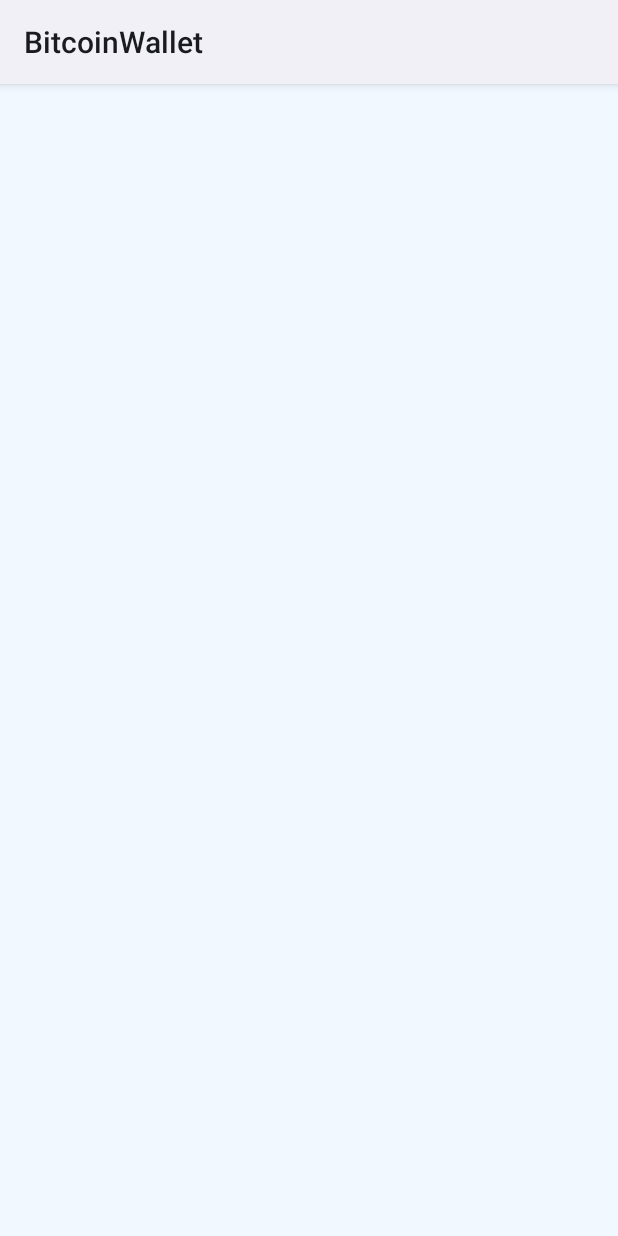
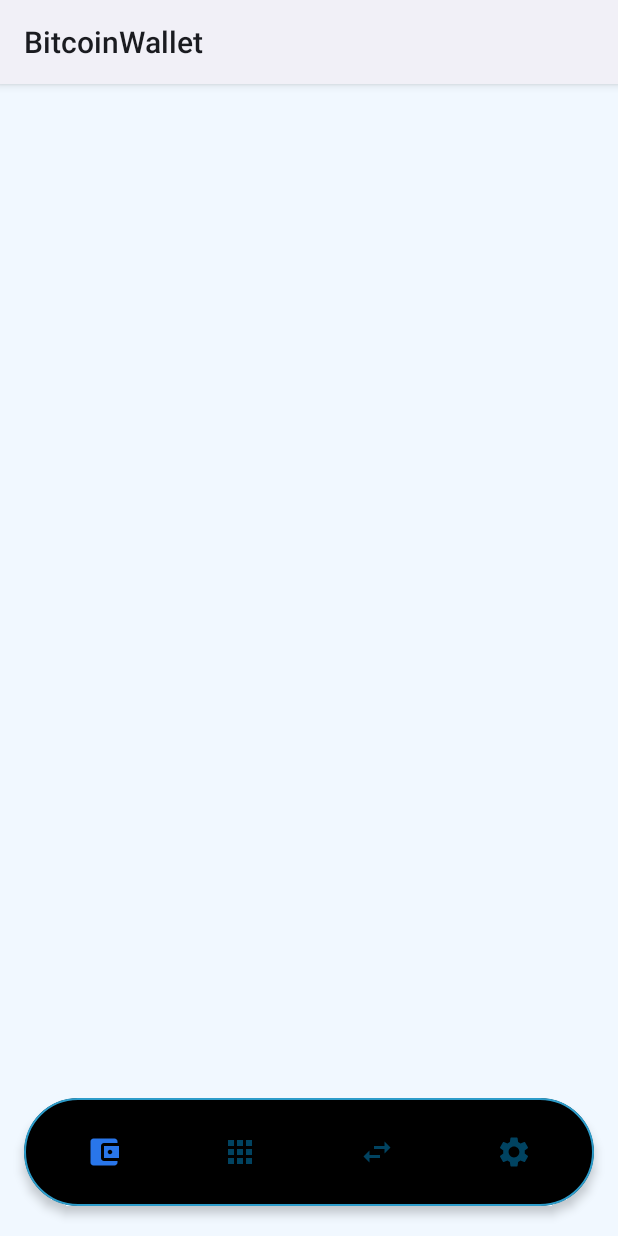
Before and after one commit to DenielGrin/crypto_wallet, an Android app built with Jetpack Compose: the screen it shows after launch (MainActivity), on a phone screen of 412 x 824 dp. Run offline under Robolectric (Android 15) with nearby library versions, the phone set to English and light mode, and no system bars.

Commit message:
feat: added bottom bar navigation

```diff
--- a/app/src/main/java/com/degrin/bitcoinwallet/MainActivity.kt
+++ b/app/src/main/java/com/degrin/bitcoinwallet/MainActivity.kt
@@ -1,10 +1,12 @@
 package com.degrin.bitcoinwallet
 
+import android.content.res.Configuration.UI_MODE_NIGHT_YES
 import android.os.Bundle
 import androidx.activity.ComponentActivity
 import androidx.activity.compose.setContent
 import androidx.activity.enableEdgeToEdge
 import androidx.compose.foundation.layout.Box
+import androidx.compose.foundation.layout.fillMaxSize
 import androidx.compose.foundation.layout.imePadding
 import androidx.compose.foundation.layout.navigationBarsPadding
 import androidx.compose.foundation.layout.padding
@@ -12,7 +14,9 @@ import androidx.compose.foundation.layout.statusBarsPadding
 import androidx.compose.material3.MaterialTheme
 import androidx.compose.material3.Scaffold
 import androidx.compose.runtime.Composable
+import androidx.compose.ui.Alignment
 import androidx.compose.ui.Modifier
+import androidx.compose.ui.tooling.preview.Preview
 import androidx.core.splashscreen.SplashScreen.Companion.installSplashScreen
 import androidx.navigation.NavHostController
 import androidx.navigation.compose.NavHost
@@ -21,6 +25,7 @@ import androidx.navigation.compose.rememberNavController
 import com.degrin.bitcoinwallet.core.navigation.data.Screens
 import com.degrin.bitcoinwallet.feature.transactions.presentation.screen.TransactionScreen
 import com.degrin.bitcoinwallet.ui.theme.AppTheme
+import com.degrin.bitcoinwallet.ui.view.bottomBar.BottomBarContent
 
 class MainActivity : ComponentActivity() {
     override fun onCreate(savedInstanceState: Bundle?) {
@@ -43,10 +48,12 @@ private fun Content() {
                 .imePadding()
                 .navigationBarsPadding()
                 .statusBarsPadding(),
-            containerColor = MaterialTheme.colorScheme.primary
+            containerColor = MaterialTheme.colorScheme.primary,
         ) {
             Box(
-                modifier = Modifier.padding(it),
+                modifier = Modifier
+                    .fillMaxSize()
+                    .padding(it),
             ) {
                 NavHost(
                     navController = navController,
@@ -64,7 +71,24 @@ private fun Content() {
                         }
                     }
                 }
+                Box(
+                    modifier = Modifier.align(Alignment.BottomCenter)
+                ) {
+                    BottomBarContent(
+                        navController = navController,
+                        modifier = Modifier.align(Alignment.BottomCenter),
+                    )
+                }
             }
         }
     }
 }
+
+@Preview(showBackground = true)
+@Preview(uiMode = UI_MODE_NIGHT_YES, showBackground = true)
+@Composable
+fun Content_Preview() {
+    AppTheme {
+        Content()
+    }
+}
--- /dev/null
+++ b/app/src/main/java/com/degrin/bitcoinwallet/ui/view/bottomBar/BottomBarContent.kt
@@ -0,0 +1,168 @@
+package com.degrin.bitcoinwallet.ui.view.bottomBar
+
+import android.app.Activity
+import android.content.res.Configuration.UI_MODE_NIGHT_YES
+import android.widget.Toast
+import androidx.activity.OnBackPressedCallback
+import androidx.activity.compose.LocalOnBackPressedDispatcherOwner
+import androidx.compose.foundation.background
+import androidx.compose.foundation.border
+import androidx.compose.foundation.layout.Arrangement
+import androidx.compose.foundation.layout.Box
+import androidx.compose.foundation.layout.Column
+import androidx.compose.foundation.layout.PaddingValues
+import androidx.compose.foundation.layout.Row
+import androidx.compose.foundation.layout.Spacer
+import androidx.compose.foundation.layout.fillMaxWidth
+import androidx.compose.foundation.layout.height
+import androidx.compose.foundation.layout.padding
+import androidx.compose.foundation.layout.width
+import androidx.compose.foundation.shape.RoundedCornerShape
+import androidx.compose.material3.Icon
+import androidx.compose.material3.MaterialTheme
+import androidx.compose.runtime.Composable
+import androidx.compose.runtime.DisposableEffect
+import androidx.compose.runtime.getValue
+import androidx.compose.runtime.remember
+import androidx.compose.ui.Alignment
+import androidx.compose.ui.Modifier
+import androidx.compose.ui.draw.shadow
+import androidx.compose.ui.platform.LocalContext
+import androidx.compose.ui.res.painterResource
+import androidx.compose.ui.res.stringResource
+import androidx.compose.ui.tooling.preview.Preview
+import androidx.compose.ui.unit.dp
+import androidx.navigation.NavHostController
+import androidx.navigation.compose.currentBackStackEntryAsState
+import androidx.navigation.compose.rememberNavController
+import com.degrin.bitcoinwallet.core.navigation.utils.navigateSingleTop
+import com.degrin.bitcoinwallet.core.navigation.utils.navigateToTab
+import com.degrin.bitcoinwallet.core.utils.customRippleClick
+import com.degrin.bitcoinwallet.feature.transactions.presentation.screen.TransactionScreen
+import com.degrin.bitcoinwallet.ui.theme.AppTheme
+
+@Composable
+fun BottomBarContent(
+    navController: NavHostController,
+    modifier: Modifier = Modifier,
+) {
+
+    val navBackStackEntry by navController.currentBackStackEntryAsState()
+    val currentRoute = navBackStackEntry?.destination?.route
+
+    val context = LocalContext.current
+
+    val backPressedDispatcher = LocalOnBackPressedDispatcherOwner.current?.onBackPressedDispatcher
+    val backPressedCallback = remember {
+
+        object : OnBackPressedCallback(true) {
+            private var backPressedOnce = false
+
+            override fun handleOnBackPressed() {
+                val currentScreen = navBackStackEntry?.destination?.route
+                val isDashboard = currentScreen?.contains(TransactionScreen.screenName)
+                when {
+                    currentScreen == null -> {
+                        (context as? Activity)?.finish()
+                    }
+
+                    isDashboard == true -> {
+                        if (backPressedOnce) {
+                            (context as? Activity)?.finish()
+                        } else {
+                            backPressedOnce = true
+                            Toast.makeText(context, "Press back again to exit", Toast.LENGTH_SHORT)
+                                .show()
+                        }
+                    }
+
+                    else -> {
+                        backPressedOnce = false
+                        navController.navigateSingleTop(TransactionScreen.screenName)
+                    }
+                }
+            }
+        }
+    }
+
+    DisposableEffect(Unit) {
+        backPressedDispatcher?.addCallback(backPressedCallback)
+        onDispose { backPressedCallback.remove() }
+    }
+
+    Column(
+        horizontalAlignment = Alignment.CenterHorizontally,
+        verticalArrangement = Arrangement.Center,
+        modifier = modifier
+            .fillMaxWidth()
+            .padding(PaddingValues(horizontal = 16.dp))
+    ) {
+        Row(
+            modifier = Modifier
+                .border(
+                    width = 1.dp,
+                    color = MaterialTheme.colorScheme.primaryContainer,
+                    shape = RoundedCornerShape(size = 40.dp)
+                )
+                .shadow(4.dp, shape = RoundedCornerShape(40.dp))
+                .fillMaxWidth()
+                .height(72.dp)
+                .background(
+                    color = MaterialTheme.colorScheme.onPrimary,
+                    shape = RoundedCornerShape(size = 40.dp)
+                )
+                .padding(horizontal = 12.dp),
+            horizontalArrangement = Arrangement.spacedBy(8.dp),
+            verticalAlignment = Alignment.CenterVertically,
+        ) {
+            listOf(
+                BottomBarItem.TransactionsTab,
+                BottomBarItem.DAppsTab,
+                BottomBarItem.SwapTab,
+                BottomBarItem.SettingsTab,
+            ).forEach { item ->
+                Box(
+                    modifier = Modifier
+                        .width(48.dp)
+                        .height(48.dp)
+                        .customRippleClick(
+                            onClick = {
+                                if (item.screenName != navController.currentBackStackEntry?.destination?.route) {
+                                    navController.navigateToTab(
+                                        item.screenName,
+                                        saveState = true
+                                    )
+                                }
+                            }
+                        )
+                        .weight(1f),
+                    contentAlignment = Alignment.Center
+                ) {
+                    Icon(
+                        modifier = Modifier
+                            .width(24.dp)
+                            .height(24.dp),
+                        painter = painterResource(item.iconId),
+                        contentDescription = stringResource(item.labelId),
+                        tint = when {
+                            currentRoute == item.screenName -> MaterialTheme.colorScheme.surfaceVariant
+                            else -> MaterialTheme.colorScheme.outline
+                        }
+                    )
+                }
+            }
+        }
+        Spacer(modifier = Modifier.height(20.dp))
+    }
+}
+
+@Preview(showBackground = true)
+@Preview(uiMode = UI_MODE_NIGHT_YES, showBackground = true)
+@Composable
+fun BottomBarContent_Preview() {
+    AppTheme {
+        BottomBarContent(
+            navController = rememberNavController()
+        )
+    }
+}
--- /dev/null
+++ b/app/src/main/java/com/degrin/bitcoinwallet/ui/view/bottomBar/BottomBarItem.kt
@@ -0,0 +1,38 @@
+@file:Suppress("Filename", "MatchingDeclarationName")
+
+package com.degrin.bitcoinwallet.ui.view.bottomBar
+
+import com.degrin.bitcoinwallet.R
+import com.degrin.bitcoinwallet.core.navigation.utils.defaultScreenName
+import com.degrin.bitcoinwallet.feature.transactions.presentation.screen.TransactionScreen
+
+sealed class BottomBarItem(
+    val screenName: String,
+    val labelId: Int,
+    val iconId: Int
+) {
+    data object TransactionsTab : BottomBarItem(
+        screenName = TransactionScreen.defaultScreenName(),
+        labelId = R.string.menu_transaction_label,
+        iconId = R.drawable.ic_wallet
+    )
+
+    object DAppsTab : BottomBarItem(
+        screenName = "DAppsTab",
+        labelId = R.string.menu_dapps_label,
+        iconId = R.drawable.ic_apps
+    )
+
+    object SwapTab : BottomBarItem(
+        screenName = "SwapTab",
+        labelId = R.string.menu_swap_label,
+        iconId = R.drawable.ic_swap
+    )
+
+    object SettingsTab : BottomBarItem(
+        screenName = "SettingsTab",
+        labelId = R.string.menu_settings_label,
+        iconId = R.drawable.ic_settings
+    )
+
+}
--- /dev/null
+++ b/app/src/main/res/drawable/ic_apps.xml
@@ -0,0 +1,5 @@
+<vector xmlns:android="http://schemas.android.com/apk/res/android" android:height="24dp" android:tint="#000000" android:viewportHeight="24" android:viewportWidth="24" android:width="24dp">
+
+    <path android:fillColor="@android:color/white" android:pathData="M4,8h4L8,4L4,4v4zM10,20h4v-4h-4v4zM4,20h4v-4L4,16v4zM4,14h4v-4L4,10v4zM10,14h4v-4h-4v4zM16,4v4h4L20,4h-4zM10,8h4L14,4h-4v4zM16,14h4v-4h-4v4zM16,20h4v-4h-4v4z"/>
+
+</vector>
--- /dev/null
+++ b/app/src/main/res/drawable/ic_settings.xml
@@ -0,0 +1,5 @@
+<vector xmlns:android="http://schemas.android.com/apk/res/android" android:height="24dp" android:tint="#000000" android:viewportHeight="24" android:viewportWidth="24" android:width="24dp">
+
+    <path android:fillColor="@android:color/white" android:pathData="M19.14,12.94c0.04,-0.3 0.06,-0.61 0.06,-0.94c0,-0.32 -0.02,-0.64 -0.07,-0.94l2.03,-1.58c0.18,-0.14 0.23,-0.41 0.12,-0.61l-1.92,-3.32c-0.12,-0.22 -0.37,-0.29 -0.59,-0.22l-2.39,0.96c-0.5,-0.38 -1.03,-0.7 -1.62,-0.94L14.4,2.81c-0.04,-0.24 -0.24,-0.41 -0.48,-0.41h-3.84c-0.24,0 -0.43,0.17 -0.47,0.41L9.25,5.35C8.66,5.59 8.12,5.92 7.63,6.29L5.24,5.33c-0.22,-0.08 -0.47,0 -0.59,0.22L2.74,8.87C2.62,9.08 2.66,9.34 2.86,9.48l2.03,1.58C4.84,11.36 4.8,11.69 4.8,12s0.02,0.64 0.07,0.94l-2.03,1.58c-0.18,0.14 -0.23,0.41 -0.12,0.61l1.92,3.32c0.12,0.22 0.37,0.29 0.59,0.22l2.39,-0.96c0.5,0.38 1.03,0.7 1.62,0.94l0.36,2.54c0.05,0.24 0.24,0.41 0.48,0.41h3.84c0.24,0 0.44,-0.17 0.47,-0.41l0.36,-2.54c0.59,-0.24 1.13,-0.56 1.62,-0.94l2.39,0.96c0.22,0.08 0.47,0 0.59,-0.22l1.92,-3.32c0.12,-0.22 0.07,-0.47 -0.12,-0.61L19.14,12.94zM12,15.6c-1.98,0 -3.6,-1.62 -3.6,-3.6s1.62,-3.6 3.6,-3.6s3.6,1.62 3.6,3.6S13.98,15.6 12,15.6z"/>
+
+</vector>
--- /dev/null
+++ b/app/src/main/res/drawable/ic_swap.xml
@@ -0,0 +1,5 @@
+<vector xmlns:android="http://schemas.android.com/apk/res/android" android:height="24dp" android:tint="#000000" android:viewportHeight="24" android:viewportWidth="24" android:width="24dp">
+
+    <path android:fillColor="@android:color/white" android:pathData="M6.99,11L3,15l3.99,4v-3H14v-2H6.99v-3zM21,9l-3.99,-4v3H10v2h7.01v3L21,9z"/>
+
+</vector>
--- /dev/null
+++ b/app/src/main/res/drawable/ic_wallet.xml
@@ -0,0 +1,5 @@
+<vector xmlns:android="http://schemas.android.com/apk/res/android" android:height="24dp" android:tint="#000000" android:viewportHeight="24" android:viewportWidth="24" android:width="24dp">
+
+    <path android:fillColor="@android:color/white" android:pathData="M21,18v1c0,1.1 -0.9,2 -2,2L5,21c-1.11,0 -2,-0.9 -2,-2L3,5c0,-1.1 0.89,-2 2,-2h14c1.1,0 2,0.9 2,2v1h-9c-1.11,0 -2,0.9 -2,2v8c0,1.1 0.89,2 2,2h9zM12,16h10L22,8L12,8v8zM16,13.5c-0.83,0 -1.5,-0.67 -1.5,-1.5s0.67,-1.5 1.5,-1.5 1.5,0.67 1.5,1.5 -0.67,1.5 -1.5,1.5z"/>
+
+</vector>
--- a/app/src/main/res/values/strings.xml
+++ b/app/src/main/res/values/strings.xml
@@ -1,3 +1,7 @@
 <resources>
     <string name="app_name">BitcoinWallet</string>
+    <string name="menu_transaction_label">Transactions</string>
+    <string name="menu_dapps_label">DApps</string>
+    <string name="menu_swap_label">Swap</string>
+    <string name="menu_settings_label">Settings</string>
 </resources>
```
Also changed, not shown: app/src/main/java/com/degrin/bitcoinwallet/core/utils/ComposeExtensions.kt (added, +162 -0 lines).
